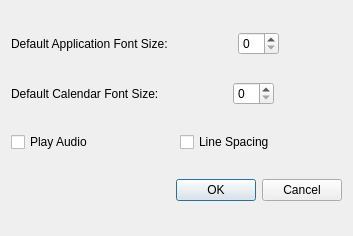
First picture: the form in src/dialogpreferences.ui, repository lxqt/organizer, before the edit.
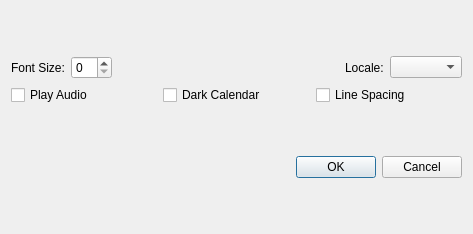
Second picture: the form after the edit.

```diff
--- a/src/dialogpreferences.ui
+++ b/src/dialogpreferences.ui
@@ -6,8 +6,8 @@
    <rect>
     <x>0</x>
     <y>0</y>
-    <width>353</width>
-    <height>236</height>
+    <width>473</width>
+    <height>234</height>
    </rect>
   </property>
   <property name="windowTitle">
@@ -15,32 +15,21 @@
   </property>
   <layout class="QGridLayout" name="gridLayout">
    <item row="0" column="0">
+    <layout class="QVBoxLayout" name="verticalLayout">
+     <item>
     <layout class="QHBoxLayout" name="horizontalLayout">
      <item>
       <widget class="QLabel" name="labelDefaultApplicationFont">
        <property name="text">
-        <string>Default Application Font Size:</string>
+          <string>Font Size:</string>
        </property>
       </widget>
      </item>
-     <item>
-      <spacer name="horizontalSpacer">
-       <property name="orientation">
-        <enum>Qt::Horizontal</enum>
-       </property>
-       <property name="sizeHint" stdset="0">
-        <size>
-         <width>40</width>
-         <height>20</height>
-        </size>
-       </property>
-      </spacer>
-     </item>
      <item>
       <widget class="QSpinBox" name="spinBoxApplicationFont"/>
      </item>
      <item>
-      <spacer name="horizontalSpacer_4">
+        <spacer name="horizontalSpacer">
        <property name="orientation">
         <enum>Qt::Horizontal</enum>
        </property>
@@ -52,57 +41,34 @@
        </property>
       </spacer>
      </item>
-    </layout>
-   </item>
-   <item row="1" column="0">
+       <item>
+        <widget class="QLabel" name="labelLocal">
+         <property name="text">
+          <string>Locale:</string>
+         </property>
+        </widget>
+       </item>
+       <item>
+        <widget class="QComboBox" name="comboBoxLocale"/>
+       </item>
+      </layout>
+     </item>
+     <item>
     <layout class="QHBoxLayout" name="horizontalLayout_2">
      <item>
-      <widget class="QLabel" name="labelDefaultCalendarFont">
-       <property name="text">
-        <string>Default Calendar Font Size:</string>
-       </property>
-      </widget>
-     </item>
-     <item>
-      <spacer name="horizontalSpacer_2">
-       <property name="orientation">
-        <enum>Qt::Horizontal</enum>
-       </property>
-       <property name="sizeHint" stdset="0">
-        <size>
-         <width>40</width>
-         <height>20</height>
-        </size>
-       </property>
-      </spacer>
-     </item>
-     <item>
-      <widget class="QSpinBox" name="spinBoxCalendarFont"/>
-     </item>
-     <item>
-      <spacer name="horizontalSpacer_3">
-       <property name="orientation">
-        <enum>Qt::Horizontal</enum>
-       </property>
-       <property name="sizeHint" stdset="0">
-        <size>
-         <width>40</width>
-         <height>20</height>
-        </size>
-       </property>
-      </spacer>
-     </item>
-    </layout>
-   </item>
-   <item row="2" column="0">
-    <layout class="QHBoxLayout" name="horizontalLayout_3">
-     <item>
       <widget class="QCheckBox" name="checkBoxPlayAudio">
        <property name="text">
         <string>Play Audio</string>
        </property>
       </widget>
      </item>
+       <item>
+        <widget class="QCheckBox" name="checkBoxDarkCalendar">
+         <property name="text">
+          <string>Dark Calendar </string>
+         </property>
+        </widget>
+       </item>
      <item>
       <widget class="QCheckBox" name="checkBoxLineSpacing">
        <property name="text">
@@ -112,7 +78,9 @@
      </item>
     </layout>
    </item>
-   <item row="3" column="0">
+    </layout>
+   </item>
+   <item row="1" column="0">
     <widget class="QDialogButtonBox" name="buttonBox">
      <property name="orientation">
       <enum>Qt::Horizontal</enum>
```
Left out of the diff: 2 changed lines with no effect on the pictures. Lines whose indentation alone changed are shown as unchanged.
